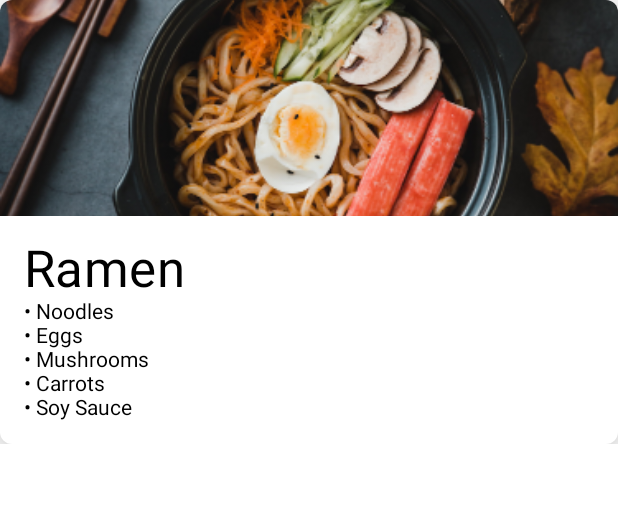
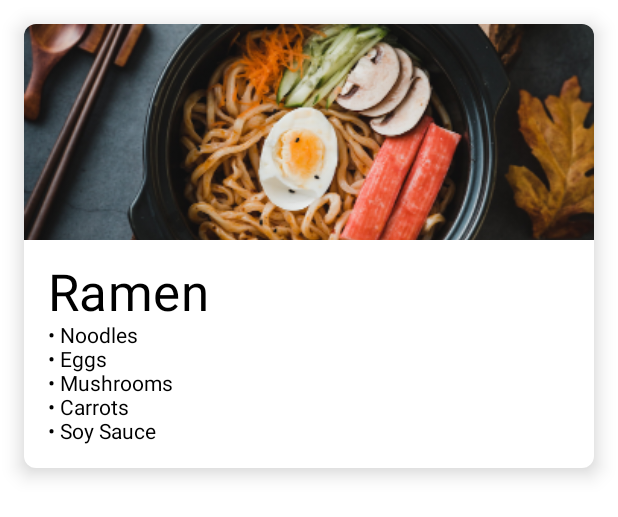
Before and after one commit to maxmiliano/ComposableCookBook, an Android app built with Jetpack Compose: the @Preview function DefaultRecipeCard, on a phone screen of 412 x 824 dp. Shown: the top 517 px of the screen. Run offline under Robolectric (Android 15) with nearby library versions, the phone set to English and light mode, and no system bars.

Commit message:
Creating a List of Recipes

```diff
--- a/app/src/main/java/com/raywenderlich/android/composableCookBook/MainActivity.kt
+++ b/app/src/main/java/com/raywenderlich/android/composableCookBook/MainActivity.kt
@@ -15,7 +15,8 @@ class MainActivity : AppCompatActivity() {
     super.onCreate(savedInstanceState)
 //    setContentView(R.layout.activity_main)
     setContent {
-      Greeting()
+//      Greeting()
+      RecipeList(recipes = defaultRecipes)
     }
   }
 
--- a/app/src/main/java/com/raywenderlich/android/composableCookBook/RecipeCard.kt
+++ b/app/src/main/java/com/raywenderlich/android/composableCookBook/RecipeCard.kt
@@ -17,9 +17,9 @@ import androidx.compose.ui.tooling.preview.Preview
 import androidx.compose.ui.unit.dp
 
 @Composable
-fun RecipeCard(recipe: Recipe) {
+fun RecipeCard(recipe: Recipe, modifier: Modifier) {
 
-    Surface(shape = RoundedCornerShape(8.dp), elevation = 8.dp) {
+    Surface(shape = RoundedCornerShape(8.dp), elevation = 8.dp, modifier = modifier) {
 
         val painter = painterResource(recipe.imageResource)
 
@@ -43,5 +43,5 @@ fun RecipeCard(recipe: Recipe) {
 @Composable
 @Preview
 fun DefaultRecipeCard() {
-    RecipeCard(recipe = defaultRecipes[0])
+    RecipeCard(recipe = defaultRecipes[0], Modifier.padding(16.dp))
 }
```
Also changed, not shown: app/src/main/java/com/raywenderlich/android/composableCookBook/RecipeList.kt (added, +17 -0 lines).
